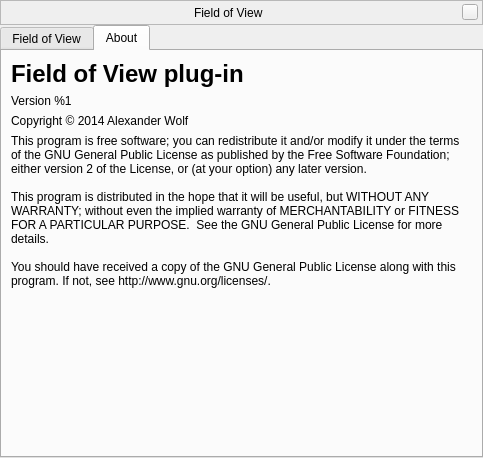
Above: plugins/FOV/src/gui/fovWindow.ui from 519984307/stellarium_src before the change. Below: the same form after it.
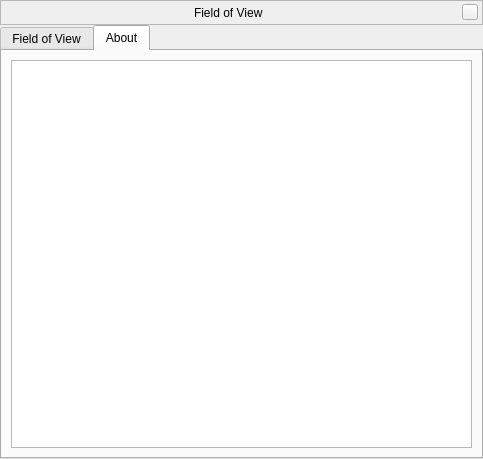
That is the form after the change. The open tabs and pages were chosen to show the change. Custom widgets are drawn as their Qt base class.

```diff
--- a/plugins/FOV/src/gui/fovWindow.ui
+++ b/plugins/FOV/src/gui/fovWindow.ui
@@ -7,7 +7,7 @@
     <x>0</x>
     <y>0</y>
     <width>483</width>
-    <height>458</height>
+    <height>459</height>
    </rect>
   </property>
   <layout class="QVBoxLayout" name="verticalLayout">
@@ -501,59 +501,7 @@
       </attribute>
       <layout class="QVBoxLayout" name="verticalLayout_3">
        <item>
-        <widget class="QLabel" name="labelTitle">
-         <property name="styleSheet">
-          <string notr="true">QLabel {
-	font: bold 18pt ;
-}</string>
-         </property>
-         <property name="text">
-          <string notr="true">Field of View plug-in</string>
-         </property>
-        </widget>
-       </item>
-       <item>
-        <widget class="QLabel" name="labelVersion">
-         <property name="text">
-          <string notr="true">Version %1</string>
-         </property>
-        </widget>
-       </item>
-       <item>
-        <widget class="QLabel" name="labelCopyright">
-         <property name="text">
-          <string notr="true">Copyright &amp;copy; 2014 Alexander Wolf</string>
-         </property>
-         <property name="textFormat">
-          <enum>Qt::RichText</enum>
-         </property>
-        </widget>
-       </item>
-       <item>
-        <widget class="QLabel" name="labelLicense">
-         <property name="sizePolicy">
-          <sizepolicy hsizetype="Preferred" vsizetype="Expanding">
-           <horstretch>0</horstretch>
-           <verstretch>0</verstretch>
-          </sizepolicy>
-         </property>
-         <property name="text">
-          <string notr="true">This program is free software; you can redistribute it and/or modify it under the terms of the GNU General Public License as published by the Free Software Foundation; either version 2 of the License, or (at your option) any later version.
-
-This program is distributed in the hope that it will be useful, but WITHOUT ANY WARRANTY; without even the implied warranty of MERCHANTABILITY or FITNESS FOR A PARTICULAR PURPOSE.  See the GNU General Public License for more details.
-
-You should have received a copy of the GNU General Public License along with this program. If not, see http://www.gnu.org/licenses/.</string>
-         </property>
-         <property name="alignment">
-          <set>Qt::AlignLeading|Qt::AlignLeft|Qt::AlignTop</set>
-         </property>
-         <property name="wordWrap">
-          <bool>true</bool>
-         </property>
-         <property name="textInteractionFlags">
-          <set>Qt::LinksAccessibleByMouse|Qt::TextSelectableByMouse</set>
-         </property>
-        </widget>
+        <widget class="QTextBrowser" name="aboutTextBrowser"/>
        </item>
       </layout>
      </widget>
```
